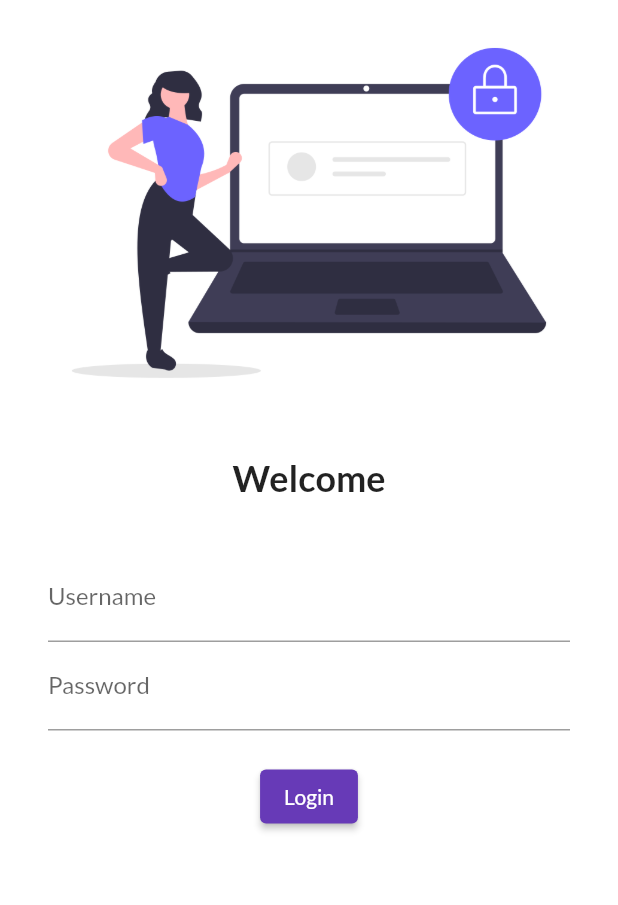
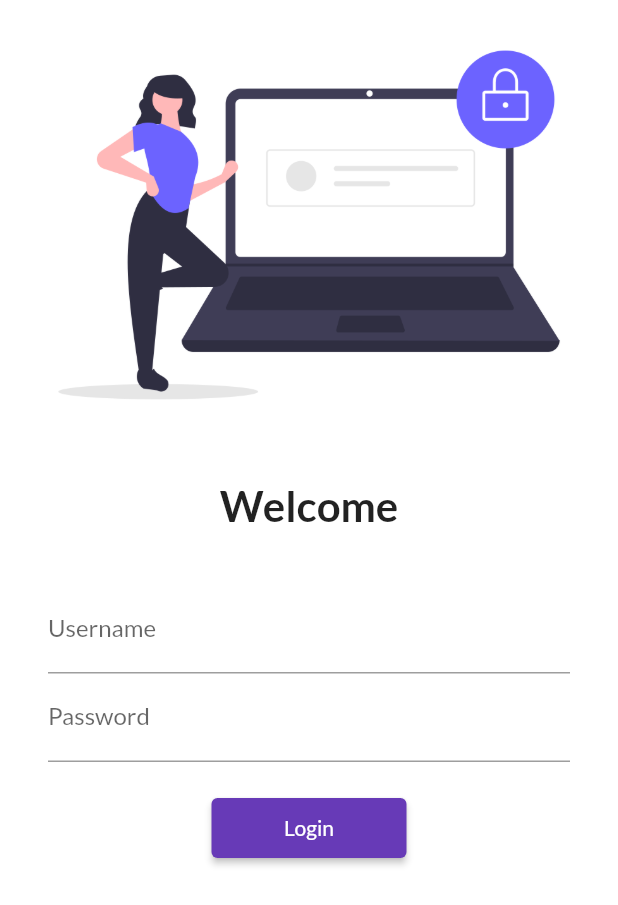
Before and after one commit to vipinsaini0/15DaysOfFlutter2.0, a Flutter app: the screen it shows after launch, on a phone screen of 412 x 824 dp. Shown: the top 905 px of the screen. Run offline on Flutter 3.47's test engine with Material 2 defaults, Android fonts, the phone set to English and light mode, and no system bars; our stand-ins replace google_fonts.

Commit message:
Day5 completed

```diff
--- a/lib/main.dart
+++ b/lib/main.dart
@@ -1,5 +1,6 @@
 import 'package:flutter/material.dart';
 import 'package:flutter_demo/pages/login_page.dart';
+import 'package:flutter_demo/utilies/routes.dart';
 import 'package:google_fonts/google_fonts.dart';
 import 'pages/home_page.dart';
 
@@ -16,13 +17,15 @@ class MyApp extends StatelessWidget {
         primarySwatch: Colors.deepPurple,
         fontFamily: GoogleFonts.lato().fontFamily,
       ),
+      debugShowCheckedModeBanner: false,
       darkTheme: ThemeData(
         brightness: Brightness.dark,
       ),
       initialRoute: "/",
       routes: {
         "/": (context) => LoginPage(),
-        "/home": (context) => HomePage(),
+        MyRoutes.homeRoute: (context) => HomePage(),
+        MyRoutes.loginRoute: (context) => LoginPage(),
       },
     );
   }
--- a/lib/pages/login_page.dart
+++ b/lib/pages/login_page.dart
@@ -1,17 +1,20 @@
 import 'dart:ui';
 
 import 'package:flutter/material.dart';
+import 'package:flutter_demo/utilies/routes.dart';
 
 class LoginPage extends StatelessWidget {
   @override
   Widget build(BuildContext context) {
     return Material(
         color: Colors.white,
+        child: SingleChildScrollView(
           child: Column(
             children: [
               Image.asset(
                 "assets/images/login_Image.png",
                 fit: BoxFit.cover,
+                height: 300,
               ),
               SizedBox(
                 height: 20.0,
@@ -19,7 +22,7 @@ class LoginPage extends StatelessWidget {
               Text(
                 "Welcome",
                 style: TextStyle(
-                fontSize: 24,
+                  fontSize: 28,
                   fontWeight: FontWeight.bold,
                 ),
               ),
@@ -27,8 +30,8 @@ class LoginPage extends StatelessWidget {
                 height: 20.0,
               ),
               Padding(
-              padding:
-                  const EdgeInsets.symmetric(vertical: 16.0, horizontal: 32.0),
+                padding: const EdgeInsets.symmetric(
+                    vertical: 16.0, horizontal: 32.0),
                 child: Column(
                   children: [
                     TextFormField(
@@ -46,14 +49,16 @@ class LoginPage extends StatelessWidget {
                     ElevatedButton(
                       onPressed: () {
                         print("Hi test");
+                        Navigator.pushNamed(context, MyRoutes.homeRoute);
                       },
                       child: Text("Login"),
-                    style: TextButton.styleFrom(),
+                      style: TextButton.styleFrom(minimumSize: Size(130, 40)),
                     )
                   ],
                 ),
               )
             ],
+          ),
         ));
   }
 }
--- /dev/null
+++ b/lib/utilies/routes.dart
@@ -0,0 +1,4 @@
+class MyRoutes {
+  static String loginRoute = "/login";
+  static String homeRoute = "/home";
+}
```
Lines whose indentation alone changed are shown as unchanged.
